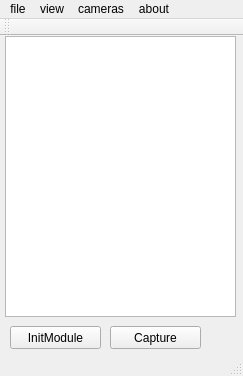
Qt form src/formCameraWindow/formcamwindow.ui (guanglun/GLMocap) before a commit.
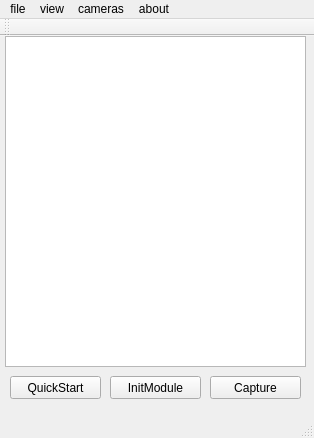
The same form after that commit.

Commit message: add quick start bt

```diff
--- a/src/formCameraWindow/formcamwindow.ui
+++ b/src/formCameraWindow/formcamwindow.ui
@@ -6,8 +6,8 @@
    <rect>
     <x>0</x>
     <y>0</y>
-    <width>243</width>
-    <height>376</height>
+    <width>314</width>
+    <height>438</height>
    </rect>
   </property>
   <property name="minimumSize">
@@ -31,16 +31,16 @@
      <rect>
       <x>5</x>
       <y>0</y>
-      <width>231</width>
-      <height>281</height>
+      <width>301</width>
+      <height>331</height>
      </rect>
     </property>
    </widget>
    <widget class="QPushButton" name="pb_capture">
     <property name="geometry">
      <rect>
-      <x>110</x>
-      <y>290</y>
+      <x>210</x>
+      <y>340</y>
       <width>91</width>
       <height>23</height>
      </rect>
@@ -52,8 +52,8 @@
    <widget class="QPushButton" name="pb_init_module">
     <property name="geometry">
      <rect>
-      <x>10</x>
-      <y>290</y>
+      <x>110</x>
+      <y>340</y>
       <width>91</width>
       <height>23</height>
      </rect>
@@ -62,14 +62,27 @@
      <string>InitModule</string>
     </property>
    </widget>
+   <widget class="QPushButton" name="pb_quick_start">
+    <property name="geometry">
+     <rect>
+      <x>10</x>
+      <y>340</y>
+      <width>91</width>
+      <height>23</height>
+     </rect>
+    </property>
+    <property name="text">
+     <string>QuickStart</string>
+    </property>
+   </widget>
   </widget>
   <widget class="QMenuBar" name="menuBar">
    <property name="geometry">
     <rect>
      <x>0</x>
      <y>0</y>
-     <width>243</width>
-     <height>23</height>
+     <width>314</width>
+     <height>26</height>
     </rect>
    </property>
    <widget class="QMenu" name="menu">
```
The commit also changes 7 other files.
